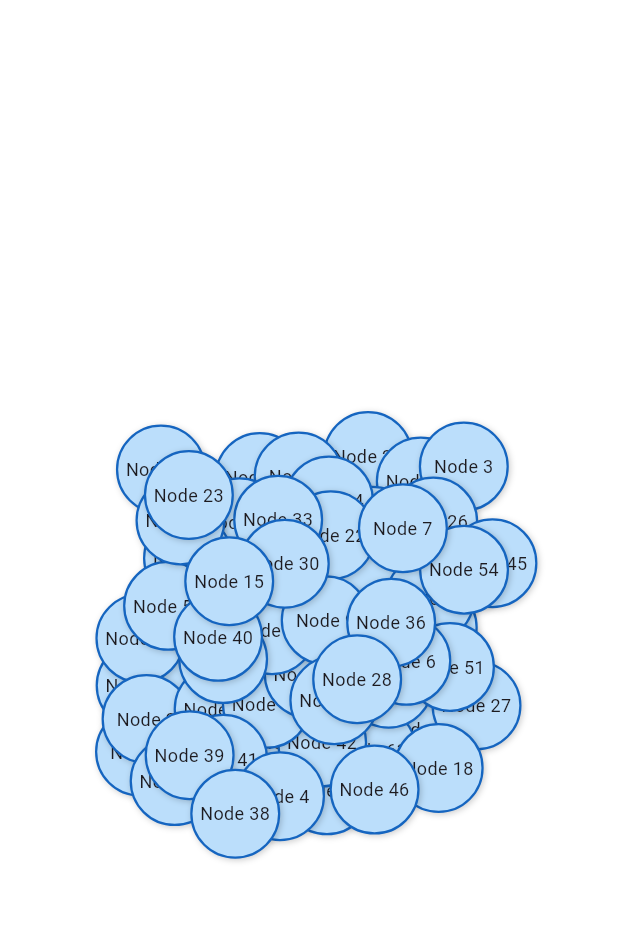
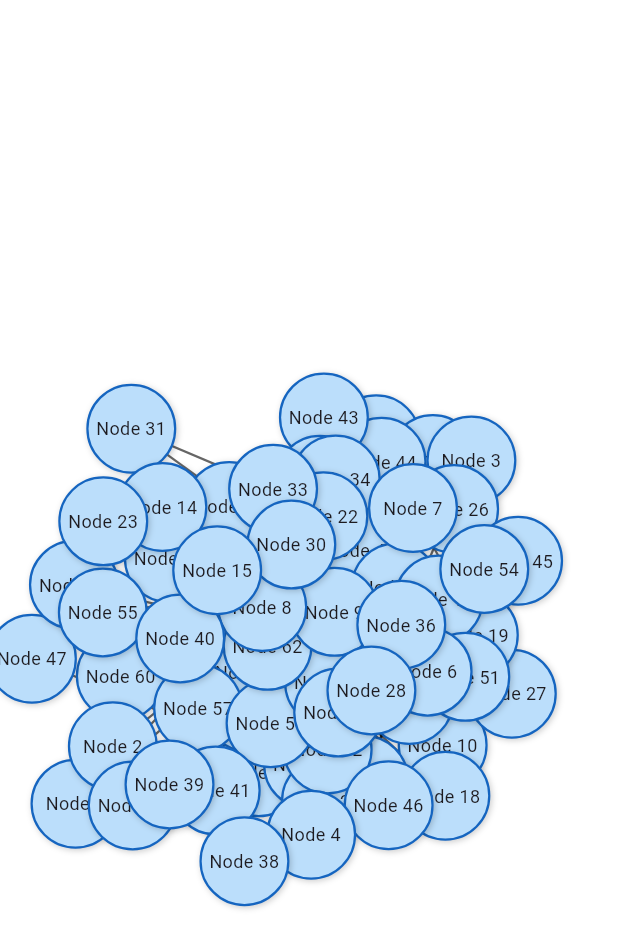
Before and after one commit to kevmoo/holdings, a Flutter app: the first screen one second after launch, on a phone screen of 412 x 824 dp. Shown: the top 949 px of the screen. Run offline on Flutter 3.47's test engine with Material 3 defaults, Android fonts, the phone set to English and light mode, and no system bars; missing offline and left inert: dart2js_info; project files that could hold a hidden picture were left out.

Commit message:
playing with initial constraints

```diff
--- a/graf_flutter/lib/main.dart
+++ b/graf_flutter/lib/main.dart
@@ -7,7 +7,7 @@ void main() {
   runApp(const MyApp());
 }
 
-final _data = GraphData.tree(count: 63);
+final _data = GraphData.randomRing(count: 63);
 
 class MyApp extends StatelessWidget {
   const MyApp({super.key});
--- a/graf_flutter/lib/src/graph_widget.dart
+++ b/graf_flutter/lib/src/graph_widget.dart
@@ -27,14 +27,14 @@ class ForceDirectedGraphView<T> extends StatefulWidget {
   const ForceDirectedGraphView({
     super.key,
     required this.graphData,
-    this.damping = 0.99,
+    this.damping = 0.999,
     this.defaultSpringLength = 10,
-    this.maxForce = 100,
+    this.maxForce = 1000,
     this.minEnergyThreshold = 0.1, // Stop when avg velocity is low
     this.nodeSize = 60,
-    this.repulsionConstant = 10000, // Adjust based on scale
-    this.springStiffness = 0.05,
-    this.terminalVelocity = 300,
+    this.repulsionConstant = 19000, // Adjust based on scale
+    this.springStiffness = 0.08,
+    this.terminalVelocity = 1000,
     this.timeStep = 0.016, // Roughly 1/60 seconds, good starting point
     this.tooFar = 50000, // distance at which we should ignore repulsion
   });
```
